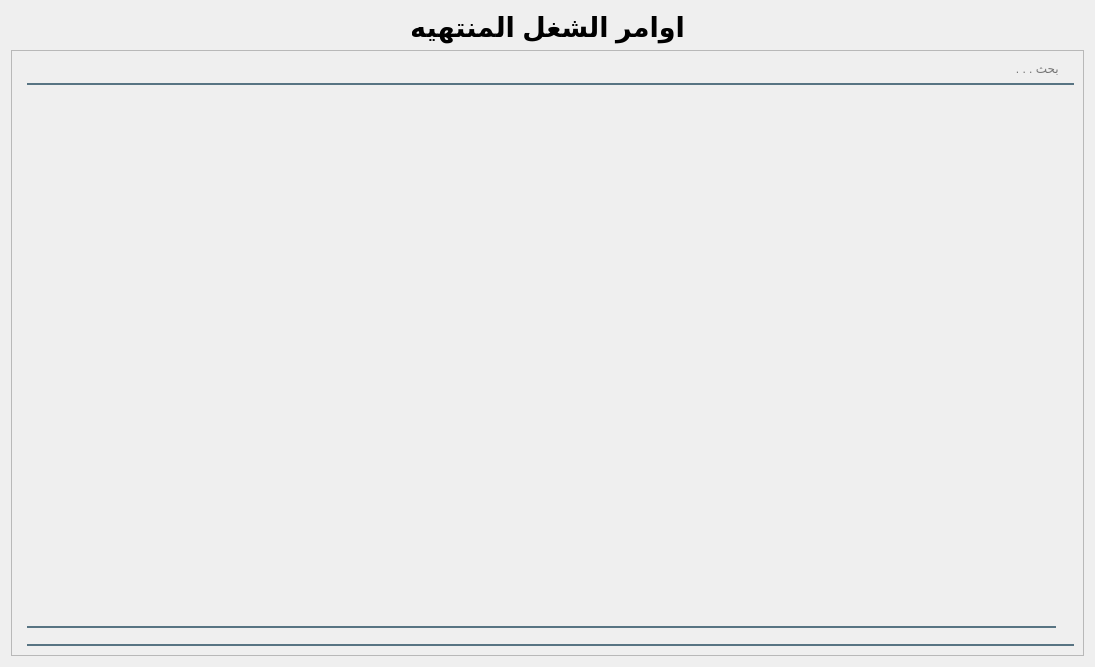
This is forms/finishedOrders_view.ui in Abdel-RahmanSaied/treeAdvertising as Qt 5 draws it before an edit. The edited form follows.
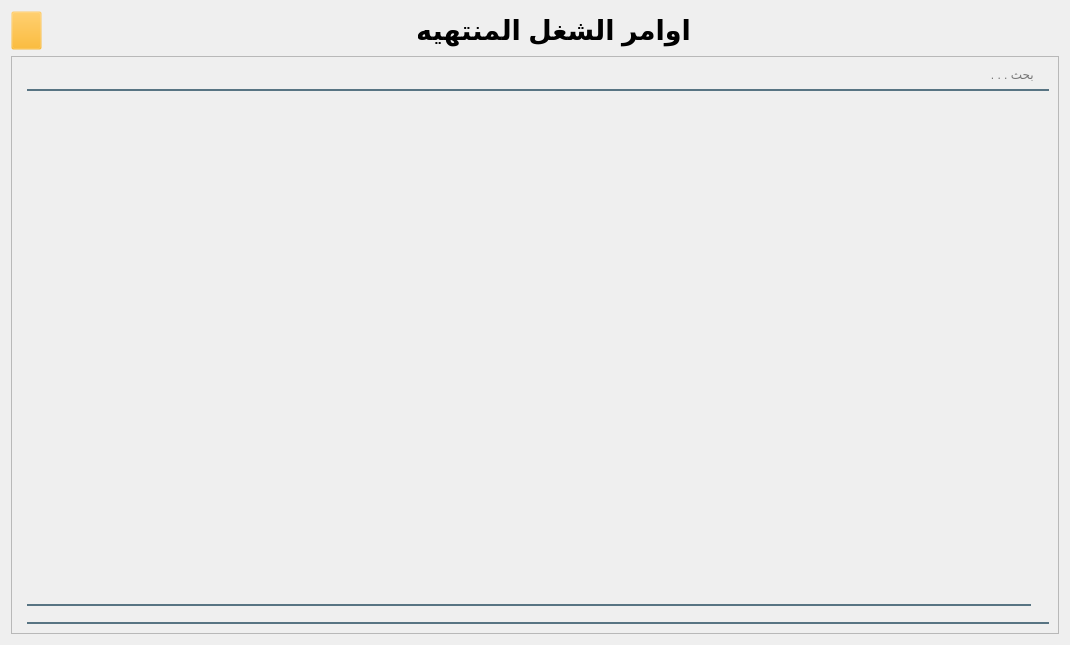
This is the edited form. Icons and pictures are not drawn.

Diff of the .ui file:
```diff
--- a/forms/finishedOrders_view.ui
+++ b/forms/finishedOrders_view.ui
@@ -6,8 +6,8 @@
    <rect>
     <x>0</x>
     <y>0</y>
-    <width>1095</width>
-    <height>667</height>
+    <width>1070</width>
+    <height>645</height>
    </rect>
   </property>
   <property name="windowTitle">
@@ -15,19 +15,51 @@
   </property>
   <layout class="QGridLayout" name="gridLayout_2">
    <item row="0" column="0">
-    <spacer name="horizontalSpacer_10">
-     <property name="orientation">
-      <enum>Qt::Horizontal</enum>
+    <widget class="QPushButton" name="bck_btn">
+     <property name="minimumSize">
+      <size>
+       <width>31</width>
+       <height>39</height>
+      </size>
      </property>
-     <property name="sizeHint" stdset="0">
+     <property name="maximumSize">
       <size>
-       <width>399</width>
-       <height>20</height>
+       <width>31</width>
+       <height>39</height>
       </size>
      </property>
-    </spacer>
+     <property name="styleSheet">
+      <string notr="true">background-color: rgb(255, 170, 0,4);</string>
+     </property>
+     <property name="text">
+      <string/>
+     </property>
+     <property name="icon">
+      <iconset resource="app_resources.qrc">
+       <normaloff>:/logo/images/icons8-back-67.png</normaloff>:/logo/images/icons8-back-67.png</iconset>
+     </property>
+     <property name="iconSize">
+      <size>
+       <width>31</width>
+       <height>39</height>
+      </size>
+     </property>
+    </widget>
    </item>
    <item row="0" column="1">
+    <spacer name="horizontalSpacer_10">
+     <property name="orientation">
+      <enum>Qt::Horizontal</enum>
+     </property>
+     <property name="sizeHint" stdset="0">
+      <size>
+       <width>399</width>
+       <height>20</height>
+      </size>
+     </property>
+    </spacer>
+   </item>
+   <item row="0" column="2">
     <widget class="QLabel" name="label">
      <property name="maximumSize">
       <size>
@@ -50,7 +82,7 @@
      </property>
     </widget>
    </item>
-   <item row="0" column="2">
+   <item row="0" column="3">
     <spacer name="horizontalSpacer_11">
      <property name="orientation">
       <enum>Qt::Horizontal</enum>
@@ -63,7 +95,7 @@
      </property>
     </spacer>
    </item>
-   <item row="1" column="0" colspan="3">
+   <item row="1" column="0" colspan="4">
     <widget class="QFrame" name="frame">
      <property name="frameShape">
       <enum>QFrame::StyledPanel</enum>
@@ -112,8 +144,8 @@
           <rect>
            <x>0</x>
            <y>0</y>
-           <width>1023</width>
-           <height>532</height>
+           <width>998</width>
+           <height>502</height>
           </rect>
          </property>
         </widget>
```
Left out of the diff: 4 changed lines with no effect on the pictures.
